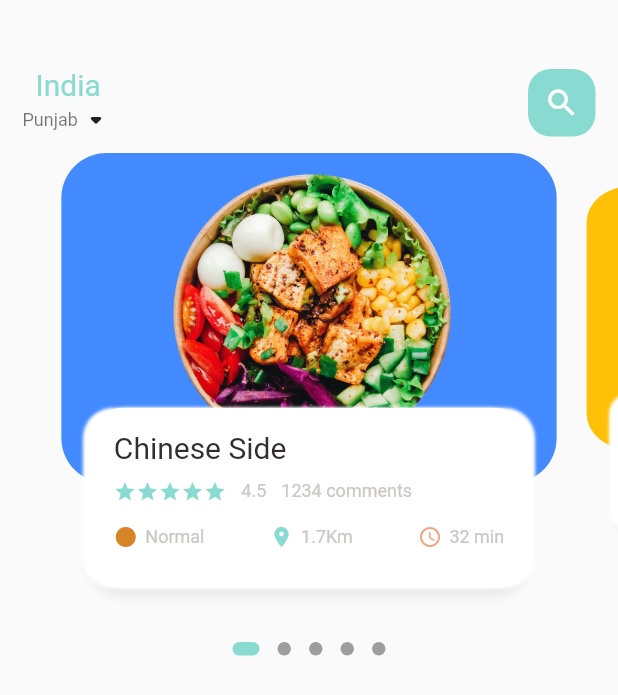
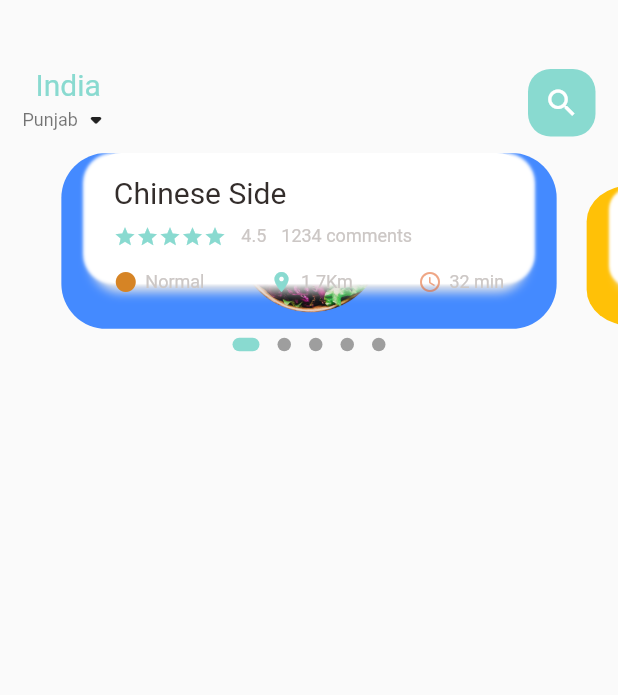
Before and after one commit to ParveenKumar8/food_ordering_app, a Flutter app: the screen it shows after launch, on a phone screen of 412 x 824 dp. Shown: the top 695 px of the screen. Run offline on Flutter 3.47's test engine with Material 2 defaults, Android fonts, the phone set to English and light mode, and no system bars; drawn by our look-alikes of dots_indicator; our stand-ins replace get.

Commit message:
dimension file

```diff
--- a/lib/home/food_page_body.dart
+++ b/lib/home/food_page_body.dart
@@ -1,6 +1,7 @@
 import 'package:dots_indicator/dots_indicator.dart';
 import 'package:flutter/material.dart';
 import 'package:food_ordering_app/utils/app_colors.dart';
+import 'package:food_ordering_app/utils/dimensions.dart';
 import 'package:food_ordering_app/widgets/icon_and_text_widget.dart';
 import 'package:food_ordering_app/widgets/secondary_text.dart';
 import 'package:food_ordering_app/widgets/title_text.dart';
@@ -16,7 +17,7 @@ class _FoodPageBodyState extends State<FoodPageBody> {
   PageController pageController = PageController(viewportFraction: 0.85);
   var _currentPageValue = 0.0;
   final double _scaleFactor = 0.8;
-  final double heightContainer = 220.0;
+  final double heightContainer = Dimensions.PAGE_VIEW_CONTAINER;
 
   @override
   void initState() {
@@ -41,7 +42,7 @@ class _FoodPageBodyState extends State<FoodPageBody> {
       children: [
         Container(
           margin: const EdgeInsets.only(top: 10),
-          height: 320,
+          height: Dimensions.PAGE_VIEW_SECONDARY_CONTAINER,
           child: PageView.builder(
               controller: pageController,
               itemCount: 5,
--- a/lib/main.dart
+++ b/lib/main.dart
@@ -1,5 +1,6 @@
 import 'package:flutter/material.dart';
 import 'package:food_ordering_app/home/main_food_page.dart';
+import 'package:get/get.dart';
 
 void main() {
   runApp(const MyApp());
@@ -11,7 +12,7 @@ class MyApp extends StatelessWidget {
   // This widget is the root of your application.
   @override
   Widget build(BuildContext context) {
-    return MaterialApp(
+    return GetMaterialApp(
       debugShowCheckedModeBanner: false,
       title: 'Flutter Demo',
       theme: ThemeData(
--- /dev/null
+++ b/lib/utils/dimensions.dart
@@ -0,0 +1,12 @@
+import 'package:get/get.dart';
+
+class Dimensions {
+  static final double SCREEN_HEIGHT = Get.context!.height;
+  static final double SCREEN_WIDTH = Get.context!.width;
+
+  //Factor = screenHeight/containerHeight
+  // Height = 844, width =390
+  //Home
+  static double PAGE_VIEW_CONTAINER = SCREEN_HEIGHT / 3.84;
+  static double PAGE_VIEW_SECONDARY_CONTAINER = SCREEN_HEIGHT / 7.03;
+}
```
Also changed, not shown: 14 other files.
